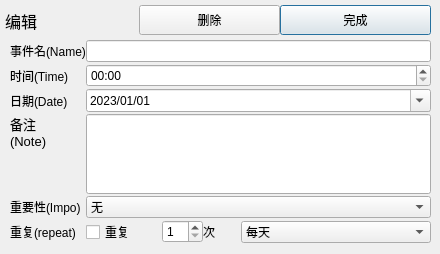
Qt form AppeaRemind/editdialog.ui (yzc0731/copy_from_xiang) before a commit.
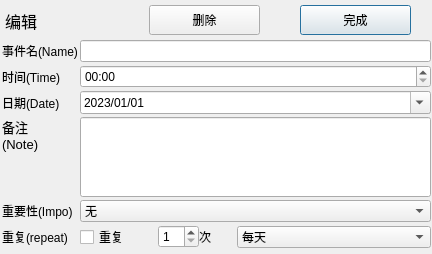
The same form after that commit.

Patch:
```diff
--- a/AppeaRemind/editdialog.ui
+++ b/AppeaRemind/editdialog.ui
@@ -6,19 +6,22 @@
    <rect>
     <x>0</x>
     <y>0</y>
-    <width>440</width>
+    <width>432</width>
     <height>254</height>
    </rect>
   </property>
   <property name="windowTitle">
-   <string>Dialog</string>
+   <string>编辑</string>
+  </property>
+  <property name="sizeGripEnabled">
+   <bool>false</bool>
   </property>
   <widget class="QPushButton" name="pushButton">
    <property name="geometry">
     <rect>
-     <x>280</x>
+     <x>300</x>
      <y>5</y>
-     <width>151</width>
+     <width>111</width>
      <height>30</height>
     </rect>
    </property>
@@ -47,17 +50,23 @@
   <widget class="QWidget" name="formLayoutWidget">
    <property name="geometry">
     <rect>
-     <x>10</x>
+     <x>0</x>
      <y>40</y>
-     <width>421</width>
-     <height>211</height>
+     <width>431</width>
+     <height>213</height>
     </rect>
    </property>
    <layout class="QFormLayout" name="formLayout">
     <property name="horizontalSpacing">
-     <number>0</number>
+     <number>2</number>
     </property>
     <property name="verticalSpacing">
+     <number>3</number>
+    </property>
+    <property name="leftMargin">
+     <number>2</number>
+    </property>
+    <property name="bottomMargin">
      <number>2</number>
     </property>
     <item row="0" column="0">
@@ -266,9 +275,9 @@
   <widget class="QPushButton" name="pushButton_2">
    <property name="geometry">
     <rect>
-     <x>139</x>
+     <x>149</x>
      <y>5</y>
-     <width>141</width>
+     <width>111</width>
      <height>30</height>
     </rect>
    </property>
```
Left out of the diff: 5 changed lines with no effect on the pictures.
